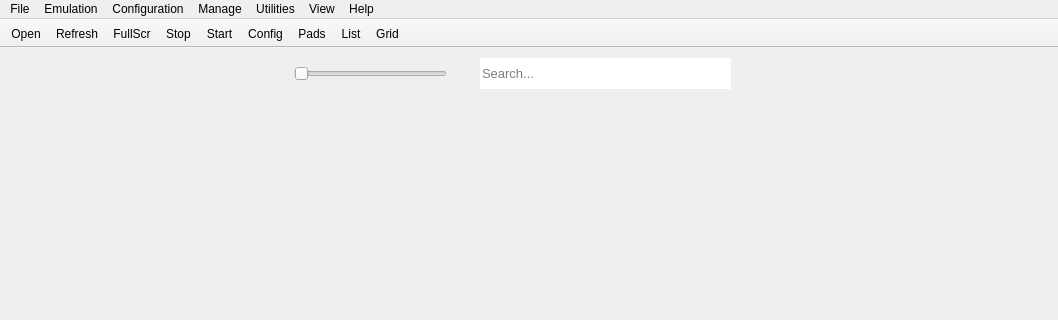
First picture: the form in rpcs3/rpcs3qt/main_window.ui, repository RPCS3/rpcs3, before the edit; both pictures show x 0 to 1058 and y 0 to 320 of the 1058 by 580 pixel window.
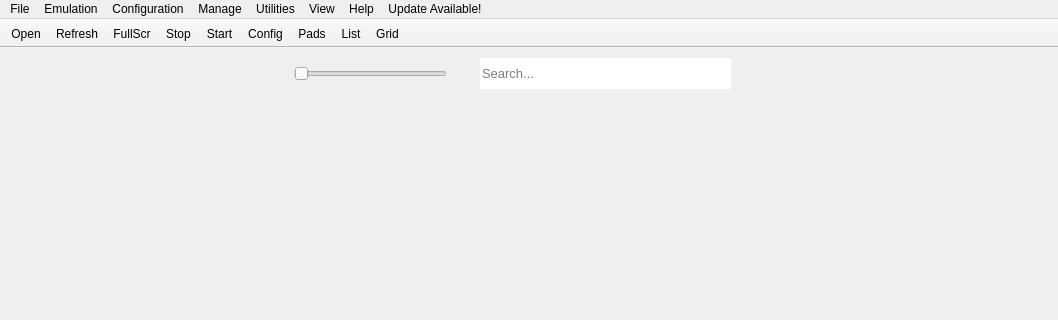
Second picture: the form after the edit. Icons and pictures are not drawn.

Commit message: Qt: update main window elements on language change

```diff
--- a/rpcs3/rpcs3qt/main_window.ui
+++ b/rpcs3/rpcs3qt/main_window.ui
@@ -412,6 +412,12 @@
     <addaction name="aboutAct"/>
     <addaction name="aboutQtAct"/>
    </widget>
+   <widget class="QMenu" name="menuUpdate_Available">
+    <property name="title">
+     <string>Update Available!</string>
+    </property>
+    <addaction name="actionDownload_Update"/>
+   </widget>
    <addaction name="menuFile"/>
    <addaction name="menuEmulation"/>
    <addaction name="menuConfiguration"/>
@@ -419,6 +425,7 @@
    <addaction name="menuUtilities"/>
    <addaction name="menuView"/>
    <addaction name="menuHelp"/>
+   <addaction name="menuUpdate_Available"/>
   </widget>
   <widget class="QToolBar" name="toolBar">
    <property name="sizePolicy">
```
Left out of the diff: 5 changed lines with no effect on the pictures. The commit also changes 2 other files.
